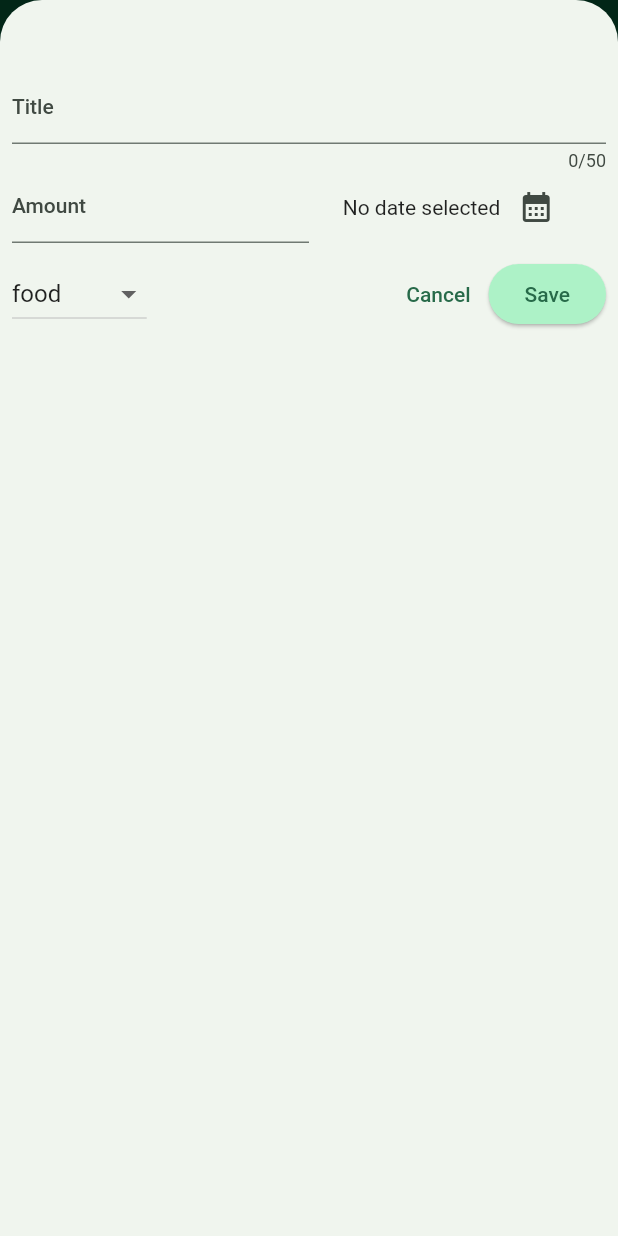
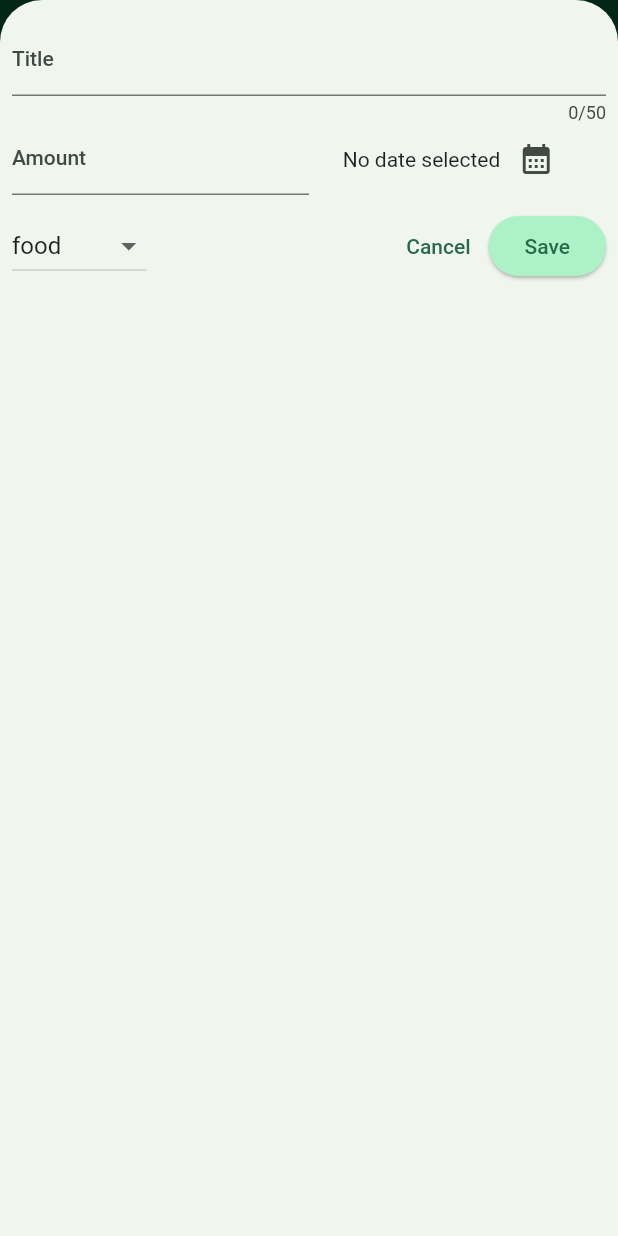
Before and after one commit to beautifulworld17/expenses-app, a Flutter app: the screen it shows after launch, after a tap on the "add" icon, on a phone screen of 412 x 824 dp. Run offline on Flutter 3.47's test engine with Material 2 defaults, Android fonts, the phone set to English and light mode, and no system bars.

Commit message:
Day 4 changes

```diff
--- a/lib/expenses.dart
+++ b/lib/expenses.dart
@@ -52,6 +52,7 @@ class _ExpensesState extends State<Expenses> {
 
   void _openModalSheet() {
     showModalBottomSheet(
+        useSafeArea: true,
         context: context,
         isScrollControlled: true,
         builder: (ctx) {
@@ -61,6 +62,7 @@ class _ExpensesState extends State<Expenses> {
 
   @override
   Widget build(BuildContext context) {
+    double width = MediaQuery.of(context).size.width;
     Widget mainContent = const Center(
       child: Text("No expense to show...Try adding a new one"),
     );
@@ -77,10 +79,23 @@ class _ExpensesState extends State<Expenses> {
         ],
         title: const Text("Flutter ExpenseTracker"),
       ),
-      body: Column(
+      body: width < 600
+          ? Column(
               children: [
                 Chart(
                   expenses: _expenseList,
+                ),
+                Expanded(
+                  child: mainContent,
+                )
+              ],
+            )
+          : Row(
+              children: [
+                Expanded(
+                  child: Chart(
+                    expenses: _expenseList,
+                  ),
                 ),
                 Expanded(
                   child: mainContent,
--- a/lib/main.dart
+++ b/lib/main.dart
@@ -1,5 +1,6 @@
 import 'package:flutter/material.dart';
 import 'package:expense_app/expenses.dart';
+import 'package:flutter/services.dart';
 
 var kColorScheme =
     ColorScheme.fromSeed(seedColor: const Color.fromARGB(255, 101, 224, 161));
@@ -8,6 +9,10 @@ var kDarkColorScheme = ColorScheme.fromSeed(
     seedColor: const Color.fromARGB(255, 101, 206, 224));
 
 void main() {
+  // WidgetsFlutterBinding.ensureInitialized();
+  // SystemChrome.setPreferredOrientations(
+  //   [DeviceOrientation.portraitUp],
+  // ).then((value) {
     runApp(MaterialApp(
       darkTheme: ThemeData.dark().copyWith(
         useMaterial3: true,
@@ -41,4 +46,5 @@ void main() {
       ),
       home: const Expenses(),
     ));
+  // });
 }
--- a/lib/widgets/new_expense_form.dart
+++ b/lib/widgets/new_expense_form.dart
@@ -70,8 +70,14 @@ class _NewExpenseFormState extends State<NewExpenseForm> {
 
   @override
   Widget build(BuildContext context) {
-    return Padding(
-      padding: const EdgeInsets.fromLTRB(8.0, 48, 8, 8),
+    double keyboardSpace = MediaQuery.of(context).viewInsets.bottom;
+    return LayoutBuilder(builder: (ctx, constraints) {
+      final width = constraints.minWidth;
+      return SizedBox(
+        height: double.infinity,
+        child: SingleChildScrollView(
+          child: Padding(
+            padding: EdgeInsets.fromLTRB(8.0, 16, 8, keyboardSpace + 16),
             child: Column(
               children: [
                 TextField(
@@ -132,11 +138,15 @@ class _NewExpenseFormState extends State<NewExpenseForm> {
                         },
                         child: const Text("Cancel")),
                     ElevatedButton(
-                  onPressed: onSubmitExpenseData, child: const Text("Save"))
+                        onPressed: onSubmitExpenseData,
+                        child: const Text("Save"))
                   ],
                 )
               ],
             ),
+          ),
+        ),
       );
+    });
   }
 }
```
Lines whose indentation alone changed are shown as unchanged.
